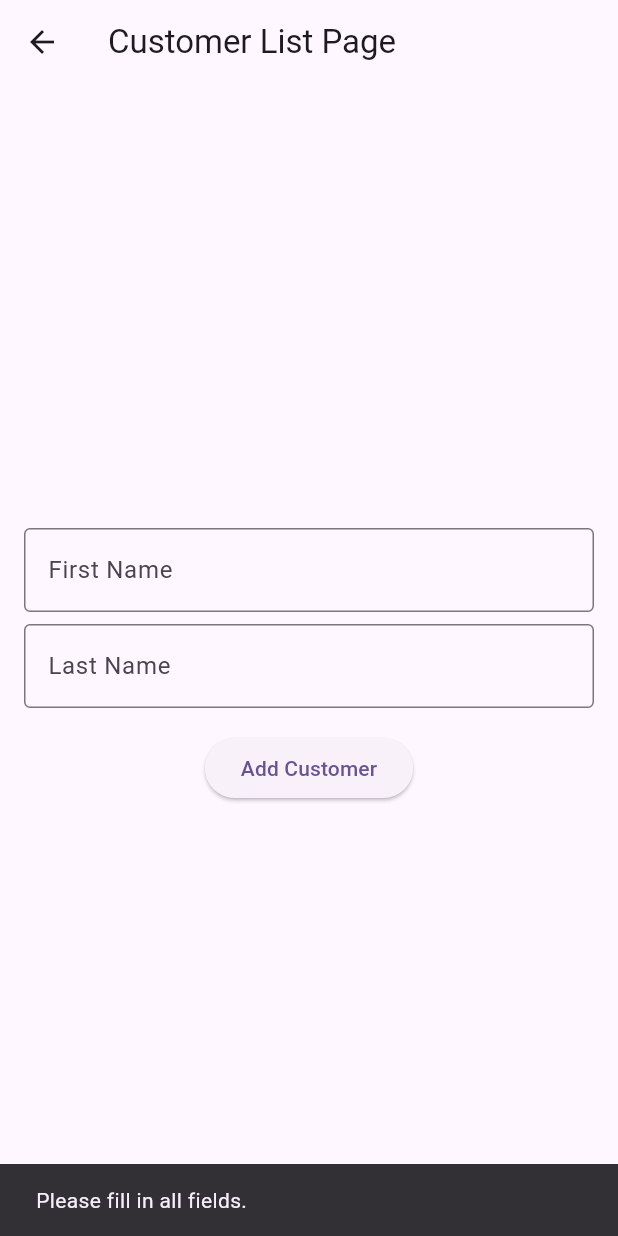
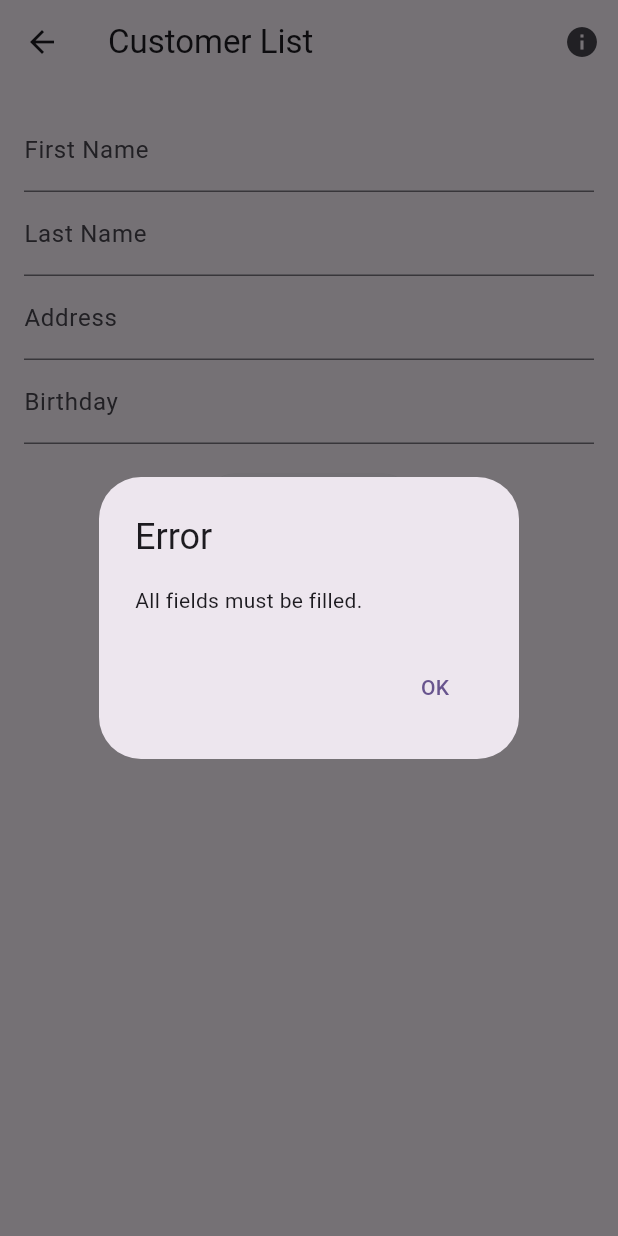
Before and after one commit to QirongChen0910/mobile_final, a Flutter app: the CustomerListPage screen opened directly, after a tap on "Add Customer", on a phone screen of 412 x 824 dp. Run offline on Flutter 3.47's test engine with Material 3 defaults, Android fonts, the phone set to English and light mode, and no system bars; our stand-ins replace floor, sqflite; missing offline and left inert: encrypted_shared_preferences; accounts and stored records are empty; generated files the repository leaves out were written again.

Commit message:
Cheng's 0726

```diff
--- a/lib/DAO/CustomerDAO.dart
+++ b/lib/DAO/CustomerDAO.dart
@@ -9,6 +9,9 @@ abstract class CustomerDAO {
   @insert
   Future<void> insertCustomer(Customer customer);
 
+  @update
+  Future<void> updateCustomer(Customer customer);
+
   @delete
   Future<void> deleteCustomer(Customer customer);
 }
--- a/lib/modules/Customer.dart
+++ b/lib/modules/Customer.dart
@@ -1,14 +1,13 @@
 import 'package:floor/floor.dart';
 
-@entity
+@Entity(tableName: 'Customer')
 class Customer {
+  @PrimaryKey(autoGenerate: true)
+  final int? customerID;
+  final String firstName;
+  final String lastName;
+  final String address;
+  final String birthday;
 
-  @PrimaryKey(autoGenerate:true)
-  final int? customerID;
-  final String firstName ;
-  final String lastName;
-
-
-  Customer( this.firstName,this.lastName,{this.customerID});
-
+  Customer(this.firstName,this.lastName,this.address, this.birthday,{this.customerID});
 }
--- a/lib/pages/CustomerListPage.dart
+++ b/lib/pages/CustomerListPage.dart
@@ -1,109 +1,235 @@
 import 'package:flutter/material.dart';
-import '../utilities/AppDatabase.dart'; // 替换为你的实际路径
-import '../modules/Customer.dart';
-import '../DAO/CustomerDAO.dart';
+import 'package:mobile_final/DAO/CustomerDAO.dart';
+import 'package:mobile_final/modules/Customer.dart';
+import 'package:mobile_final/utilities/AppDatabase.dart';
+import 'package:flutter/services.dart';
+import 'package:flutter_localizations/flutter_localizations.dart';
+import 'package:encrypted_shared_preferences/encrypted_shared_preferences.dart';
 
 class CustomerListPage extends StatefulWidget {
+
+
+
+
   @override
   _CustomerListPageState createState() => _CustomerListPageState();
 }
 
 class _CustomerListPageState extends State<CustomerListPage> {
+  late CustomerDAO _customerDAO;
+  List<Customer> _customers = [];
+  final _firstNameController = TextEditingController();
+  final _lastNameController = TextEditingController();
+  final _addressController = TextEditingController();
+  final _birthdayController = TextEditingController();
+
+  final EncryptedSharedPreferences _prefs = EncryptedSharedPreferences();
   late AppDatabase database;
-  late CustomerDAO customerDAO;
-  final TextEditingController _customerIDController = TextEditingController();
-  final TextEditingController _firstNameController = TextEditingController();
-  final TextEditingController _lastNameController = TextEditingController();
-
   @override
   void initState() {
     super.initState();
-    _initDatabase();
+    _initDb();
+    _loadCustomers();
+    _loadPreviousData();
   }
 
-  Future<void> _initDatabase() async {
-    try {
-      database = await $FloorAppDatabase.databaseBuilder('app_database1.db').build();
-      customerDAO = database.customerDao;
-      print('Database initialized');
-    } catch (e) {
-      print('Error initializing database: $e');
+  Future<void>_initDb()async{
+    final database = await $FloorAppDatabase.databaseBuilder('app_database1.db').build();
+    _customerDAO=database.customerDao;
+    _loadPreviousData();
+
   }
+  Future<void> _loadCustomers() async {
+    final customers = await _customerDAO.getAllCustomers();
+    setState(() {
+      _customers = customers;
+    });
   }
 
-  void _insertCustomer() async {
+  Future<void> _loadPreviousData() async {
+    final prefs = await _prefs.getInstance();
+    _firstNameController.text = prefs.getString('previousCustomerFirstName') ?? '';
+    _lastNameController.text = prefs.getString('previousCustomerLastName') ?? '';
+    _addressController.text = prefs.getString('previousCustomerAddress') ?? '';
+    _birthdayController.text = prefs.getString('previousCustomerBirthday') ?? '';
+  }
+
+  Future<void> _addCustomer() async {
     final firstName = _firstNameController.text;
     final lastName = _lastNameController.text;
+    final address = _addressController.text;
+    final birthday = _birthdayController.text;
 
-    if (firstName.isNotEmpty && lastName.isNotEmpty) {
-      try {
-        final customer = Customer(firstName, lastName);
-        await customerDAO.insertCustomer(customer);
+    if (firstName.isEmpty || lastName.isEmpty || address.isEmpty || birthday.isEmpty) {
+      _showAlertDialog('Error', 'All fields must be filled.');
+      return;
+    }
 
-        // 清除文本框
+    final customer = Customer( firstName, lastName, address, birthday);
+    await _customerDAO.insertCustomer(customer);
+
     _firstNameController.clear();
     _lastNameController.clear();
+    _addressController.clear();
+    _birthdayController.clear();
+    _loadCustomers();
+  }
 
-        // 显示成功消息
-        ScaffoldMessenger.of(context).showSnackBar(
-          SnackBar(content: Text('Customer added successfully!')),
+  void _showAlertDialog(String title, String message) {
+    showDialog(
+      context: context,
+      builder: (context) => AlertDialog(
+        title: Text(title),
+        content: Text(message),
+        actions: [
+          TextButton(
+            onPressed: () => Navigator.of(context).pop(),
+            child: Text('OK'),
+          ),
+        ],
+      ),
     );
-      } catch (e) {
-        // 显示错误消息
-        ScaffoldMessenger.of(context).showSnackBar(
-          SnackBar(content: Text('Error adding customer: $e')),
-        );
-      }
-    } else {
-      // 显示错误消息
-      ScaffoldMessenger.of(context).showSnackBar(
-        SnackBar(content: Text('Please fill in all fields.')),
-      );
-    }
   }
 
   @override
   Widget build(BuildContext context) {
     return Scaffold(
       appBar: AppBar(
-        title: const Text('Customer List Page'),
+        title: Text('Customer List'),
+        actions: [
+          IconButton(
+            icon: Icon(Icons.info),
+            onPressed: () {
+              _showAlertDialog('Instructions', 'This is the customer list page. You can add, view, update, and delete customers.');
+            },
+          ),
+        ],
+      ),
+      body: Column(
+        children: [
+          Padding(
+            padding: const EdgeInsets.all(16.0),
+            child: Column(
+              children: [
+                TextField(
+                  controller: _firstNameController,
+                  decoration: InputDecoration(labelText: 'First Name'),
+                ),
+                TextField(
+                  controller: _lastNameController,
+                  decoration: InputDecoration(labelText: 'Last Name'),
+                ),
+                TextField(
+                  controller: _addressController,
+                  decoration: InputDecoration(labelText: 'Address'),
+                ),
+                TextField(
+                  controller: _birthdayController,
+                  decoration: InputDecoration(labelText: 'Birthday'),
+                ),
+                SizedBox(height: 16),
+                ElevatedButton(
+                  onPressed: _addCustomer,
+                  child: Text('Add Customer'),
+                ),
+              ],
+            ),
+          ),
+          Expanded(
+            child: ListView.builder(
+              itemCount: _customers.length,
+              itemBuilder: (context, index) {
+                final customer = _customers[index];
+                return ListTile(
+                  title: Text('${customer.firstName} ${customer.lastName}'),
+                  subtitle: Text(customer.address),
+                  onTap: () {
+                    Navigator.of(context).push(
+                      MaterialPageRoute(
+                        builder: (context) => CustomerDetailsPage(
+                          customer: customer,
+                          customerDao: _customerDAO,
+                        ),
+                      ),
+                    );
+                  },
+                );
+              },
+            ),
+          ),
+        ],
+      ),
+    );
+  }
+}
+
+class CustomerDetailsPage extends StatelessWidget {
+  final Customer customer;
+  final CustomerDAO customerDao;
+
+  CustomerDetailsPage({required this.customer, required this.customerDao});
+
+  @override
+  Widget build(BuildContext context) {
+    final firstNameController = TextEditingController(text: customer.firstName);
+    final lastNameController = TextEditingController(text: customer.lastName);
+    final addressController = TextEditingController(text: customer.address);
+    final birthdayController = TextEditingController(text: customer.birthday);
+
+    return Scaffold(
+      appBar: AppBar(
+        title: Text('Customer Details'),
       ),
       body: Padding(
         padding: const EdgeInsets.all(16.0),
         child: Column(
-          mainAxisAlignment: MainAxisAlignment.center,
-          children: <Widget>[
-            SizedBox(height: 8),
+          children: [
             TextField(
-              controller: _firstNameController,
-              decoration: const InputDecoration(
-                border: OutlineInputBorder(),
-                labelText: 'First Name',
+              controller: firstNameController,
+              decoration: InputDecoration(labelText: 'First Name'),
             ),
+            TextField(
+              controller: lastNameController,
+              decoration: InputDecoration(labelText: 'Last Name'),
             ),
-            SizedBox(height: 8),
             TextField(
-              controller: _lastNameController,
-              decoration: const InputDecoration(
-                border: OutlineInputBorder(),
-                labelText: 'Last Name',
+              controller: addressController,
+              decoration: InputDecoration(labelText: 'Address'),
             ),
+            TextField(
+              controller: birthdayController,
+              decoration: InputDecoration(labelText: 'Birthday'),
             ),
             SizedBox(height: 16),
+            Row(
+              mainAxisAlignment: MainAxisAlignment.spaceBetween,
+              children: [
                 ElevatedButton(
-              onPressed: _insertCustomer,
-              child: const Text('Add Customer'),
+                  onPressed: () async {
+                    final updatedCustomer = Customer(
+                      firstNameController.text,
+                      lastNameController.text,
+                      addressController.text,
+                      birthdayController.text,
+                    );
+                    await customerDao.updateCustomer(updatedCustomer);
+                    Navigator.of(context).pop();
+                  },
+                  child: Text('Update'),
+                ),
+                ElevatedButton(
+                  onPressed: () async {
+                    await customerDao.deleteCustomer(customer.customerID! as Customer);
+                    Navigator.of(context).pop();
+                  },
+                  child: Text('Delete'),
+                  style: ElevatedButton.styleFrom(backgroundColor: Colors.red),
+                ),
+              ],
             ),
           ],
         ),
       ),
     );
   }
-
-  @override
-  void dispose() {
-    _firstNameController.dispose();
-    _lastNameController.dispose();
-    super.dispose();
 }
-}
--- a/pubspec.yaml
+++ b/pubspec.yaml
@@ -30,6 +30,9 @@ environment:
 dependencies:
   flutter:
     sdk: flutter
+  flutter_localizations:
+    sdk: flutter
+  encrypted_shared_preferences: ^3.0.1
 
 
   # The following adds the Cupertino Icons font to your application.
```
Also changed, not shown: lib/utilities/AppDatabase.g.dart, pubspec.lock, 1 other file. Lines whose indentation alone changed are shown as unchanged.
